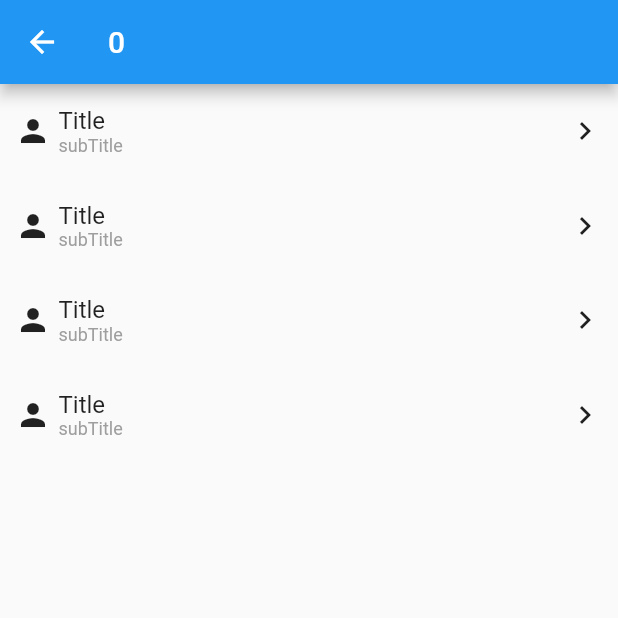
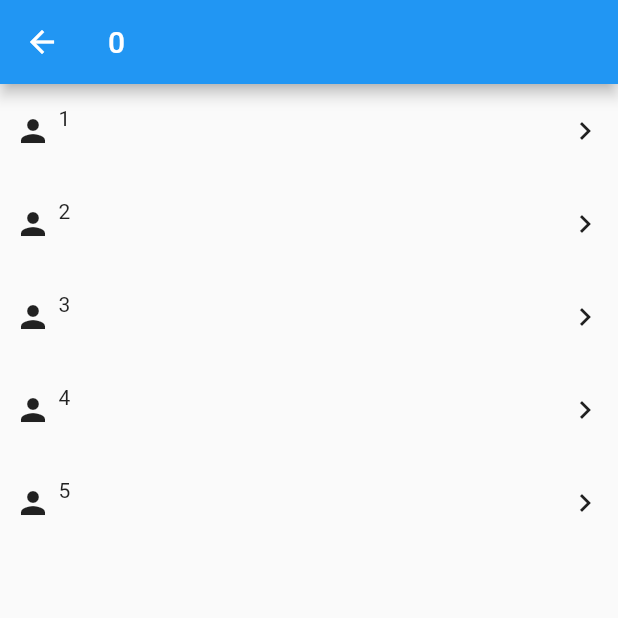
Before and after one commit to lhyojin0821/James-Challenge, a Flutter app: the screen it shows after launch, after a tap on "홍길동", on a phone screen of 412 x 824 dp, the top half of it. Run offline on Flutter 3.47's test engine with Material 2 defaults, Android fonts, the phone set to English and light mode, and no system bars; our stand-ins replace youtube_player_flutter; missing offline and left inert: kopo; network calls fail.

Commit message:
modeling

```diff
--- a/lhj/lib/main.dart
+++ b/lhj/lib/main.dart
@@ -1,4 +1,5 @@
 import 'package:flutter/material.dart';
+import 'package:lhj/models/mainModel.dart';
 import 'package:lhj/pageTwo.dart';
 
 void main() {
@@ -19,9 +20,46 @@ class MainSys extends StatelessWidget {
 
 // - page 단위 Scaffold 필요한만큼
 class MainPage extends StatelessWidget {
+  List<MainModel> transModel() {
+    List<MainModel> result = this.vData.map<MainModel>(
+        //   (Map<String, dynamic> ele) => new MainModel(
+        //     imgUrl: ele['imgUrl'].toString(),
+        //     name: ele['name'].toString(),
+        //     datas: List.from(ele['datas']),
+        //   ),
+        // )
+        //     (Map<String, dynamic> ele) => new MainModel.ffrom(ele: ele)).toList();
+        // return result;
+        // (Map<String, dynamic> ele) => new MainModel.fFrom1(ele: ele)).toList();
+        (Map<String, dynamic> ele) => new MainModel.fFrom2(ele: ele)).toList();
+    return result;
+  }
+
+  List<MainModel> modelViewData;
+
+  MainPage() {
+    //(*2)
+    this.modelViewData = this.transModel();
+  }
+
   @override
   Widget build(BuildContext context) {
+    // (* 1)
+    // List<MainModel> result = this
+    //     .vData
+    //     .map<MainModel>(
+    //       (Map<String, dynamic> ele) => new MainModel(
+    //     imgUrl: ele['imgUrl'].toString(),
+    //     name: ele['name'].toString(),
+    //     datas: List.from(ele['datas']),
+    //   ),
+    // )
+    //     .toList();
+    //
+    // print('1 : $result');
+    print('2: $modelViewData');
     return new Scaffold(
+      // (*3) extends || mixIn
       appBar: this._appBar(),
       body: new GridView.builder(
         padding: EdgeInsets.all(10.0),
@@ -48,10 +86,10 @@ class MainPage extends StatelessWidget {
         //   ),
         // ],
         // children: this._makeWidgets(this.data),
-        itemCount: this.data.length,
+        itemCount: this.modelViewData.length,
         itemBuilder: (BuildContext context, int i) => this._gridTile(
-          imgUrl: this.data[i]['imgUrl'],
-          name: this.data[i]['name'],
+          imgUrl: this.modelViewData[i].imgUrl,
+          name: this.modelViewData[i].name,
           context: context,
           value: i,
         ),
@@ -63,7 +101,7 @@ class MainPage extends StatelessWidget {
     {
       'imgUrl':
           'https://images.unsplash.com/photo-1593642532454-e138e28a63f4?ixid=MnwxMjA3fDF8MHxwaG90by1wYWdlfHx8fGVufDB8fHx8&ixlib=rb-1.2.1&auto=format&fit=crop&w=1650&q=80',
-      'name': '홍길동'
+      'name': '홍길동',
     },
     {
       'imgUrl':
@@ -74,6 +112,26 @@ class MainPage extends StatelessWidget {
       'imgUrl':
           'https://images.unsplash.com/photo-1593642532454-e138e28a63f4?ixid=MnwxMjA3fDF8MHxwaG90by1wYWdlfHx8fGVufDB8fHx8&ixlib=rb-1.2.1&auto=format&fit=crop&w=1650&q=80',
       'name': '한라산'
+    }
+  ];
+  List<Map<String, dynamic>> vData = [
+    {
+      'imgUrl':
+          'https://images.unsplash.com/photo-1593642532454-e138e28a63f4?ixid=MnwxMjA3fDF8MHxwaG90by1wYWdlfHx8fGVufDB8fHx8&ixlib=rb-1.2.1&auto=format&fit=crop&w=1650&q=80',
+      'name': '홍길동',
+      'datas': [1, 2, 3, 4, 5],
+    },
+    {
+      'imgUrl':
+          'https://images.unsplash.com/photo-1620238669212-cb4942397110?ixid=MnwxMjA3fDB8MHxlZGl0b3JpYWwtZmVlZHwyfHx8ZW58MHx8fHw%3D&ixlib=rb-1.2.1&auto=format&fit=crop&w=800&q=60',
+      'name': '백두산',
+      'datas': [6, 7],
+    },
+    {
+      'imgUrl':
+          'https://images.unsplash.com/photo-1593642532454-e138e28a63f4?ixid=MnwxMjA3fDF8MHxwaG90by1wYWdlfHx8fGVufDB8fHx8&ixlib=rb-1.2.1&auto=format&fit=crop&w=1650&q=80',
+      'name': '한라산',
+      'datas': [7, 8, 9],
     }
   ];
 
@@ -125,9 +183,12 @@ class MainPage extends StatelessWidget {
         onTap: () => Navigator.of(context).push(
           MaterialPageRoute(
             builder: (BuildContext context) => new PageTwo(
+              // datas: List.from(this.vData[value]['datas']),
+              datas: this.modelViewData[value].datas,
               name: name,
               // value: value,
               value: (() {
+                // 순번을 찾는 행
                 // List<int> l = this.data.map<int>((Map<String, String> e) {
                 //   if (e['name'] == name) {
                 //     return this.data.indexOf(e);
--- /dev/null
+++ b/lhj/lib/models/mainModel.dart
@@ -0,0 +1,37 @@
+import 'package:flutter/foundation.dart';
+
+// mpa 을 클래스화
+class MainModel {
+  String imgUrl;
+  String name;
+  List datas;
+
+  // new MainModel(...);
+  MainModel({
+    @required this.imgUrl,
+    @required this.name,
+    @required this.datas,
+  });
+
+  // new MainModel.from(...);
+  MainModel.from({@required Map<String, dynamic> ele}) {
+    this.imgUrl = ele['imgUrl'].toString();
+    this.name = ele['name'].toString();
+    this.datas = List.from(ele['datas']);
+  }
+
+  // factory method : 함수 -> class  '자기 자신의' 인스턴스를 반환하는 함수
+  // * 시스템적으로 인스턴스를 생성 할 때, 기본 생성자들과 차이가 있음(성능 등)
+  factory MainModel.fFrom1({@required Map<String, dynamic> ele}) {
+    return new MainModel(
+      imgUrl: ele['imgUrl'].toString(),
+      name: ele['name'].toString(),
+      datas: List.from(ele['datas']),
+    );
+  }
+
+  // return new MainModel.from(ele: ele);
+  factory MainModel.fFrom2({@required Map<String, dynamic> ele}) {
+    return new MainModel.from(ele: ele);
+  }
+}
--- a/lhj/lib/pageTwo.dart
+++ b/lhj/lib/pageTwo.dart
@@ -3,7 +3,9 @@ import 'package:flutter/material.dart';
 class PageTwo extends StatelessWidget {
   String name;
   int value;
-  PageTwo({@required this.name, @required this.value});
+  List datas;
+
+  PageTwo({@required this.name, @required this.value, @required this.datas});
 
   @override
   Widget build(BuildContext context) {
@@ -11,27 +13,37 @@ class PageTwo extends StatelessWidget {
       appBar: AppBar(
         title: Text(this.value.toString()),
       ),
-      body: ListView(
-        children: [1, 2, 3, 4]
-            .map<Widget>(
-              (_) => this._listTile(
-                context: context,
-                leading: Icon(Icons.person),
-                title: Text(
-                  'Title',
-                  style: TextStyle(fontSize: 16.0),
-                ),
-                subtitle: Text(
-                  'subTitle',
-                  style: TextStyle(fontSize: 12.0, color: Colors.grey),
-                ),
-                trailing: Icon(Icons.navigate_next),
-                onTap: () {
-                  print(_);
-                },
-              ),
-            )
-            .toList(),
+      body: ListView.builder(
+        itemCount: this.datas.length,
+        itemBuilder: (BuildContext context, int index) {
+          return _listTile(
+              context: context,
+              leading: Icon(Icons.person),
+              title: Text(this.datas[index].toString()),
+              subtitle: Text(''),
+              trailing: Icon(Icons.navigate_next),
+              onTap: () {});
+        },
+        // children: [1, 2, 3, 4]
+        //     .map<Widget>(
+        //       (_) => this._listTile(
+        //         context: context,
+        //         leading: Icon(Icons.person),
+        //         title: Text(
+        //           'Title',
+        //           style: TextStyle(fontSize: 16.0),
+        //         ),
+        //         subtitle: Text(
+        //           'subTitle',
+        //           style: TextStyle(fontSize: 12.0, color: Colors.grey),
+        //         ),
+        //         trailing: Icon(Icons.navigate_next),
+        //         onTap: () {
+        //           print(_);
+        //         },
+        //       ),
+        //     )
+        //     .toList(),
         // children: [1, 2, 3, 4]
         //     .map<Widget>((_) => ListTile(
         //           leading: Icon(Icons.person),
```
Also changed, not shown: 1 other file.
